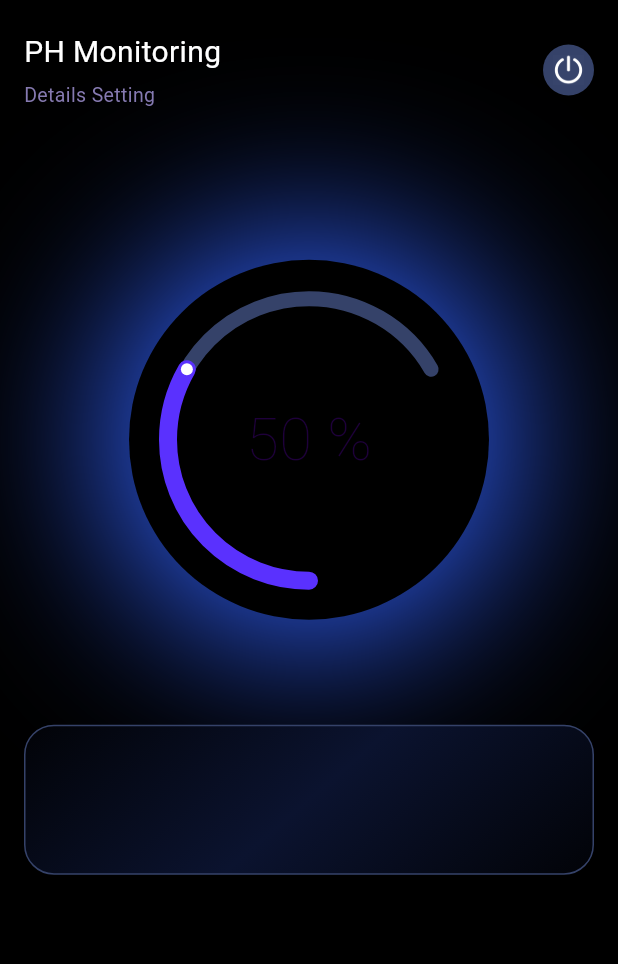
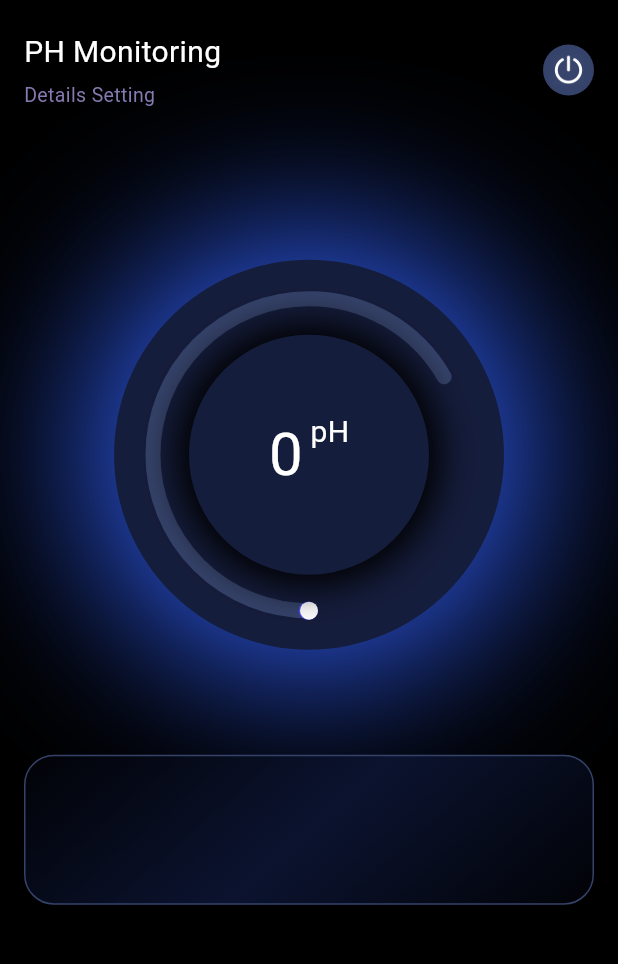
Before and after one commit to bagusirfanzah/AppMonitoring, a Flutter app: the PhScreen screen opened directly, on a phone screen of 412 x 824 dp, the part 75-1039 px from its top. Run offline on Flutter 3.47's test engine with Material 3 defaults, Android fonts, the light colour scheme and no system bars; drawn by our look-alikes of sleek_circular_slider; our stand-ins replace smooth_page_indicator.

Commit message:
add: text info monitors

```diff
--- a/lib/screen/ph_screen.dart
+++ b/lib/screen/ph_screen.dart
@@ -57,7 +57,9 @@ class PhScreen extends StatelessWidget {
                 ],
               ),
               const SizedBox(height: 80),
-              const Monitor(),
+              const Monitor(
+                textMonitor: "pH",
+              ),
               const SizedBox(height: 50),
               const DetailMonitor()
             ],
--- a/lib/screen/temperature_screen.dart
+++ b/lib/screen/temperature_screen.dart
@@ -66,7 +66,9 @@ class TemperatureScreen extends StatelessWidget {
                 ],
               ),
               const SizedBox(height: 80),
-              const Monitor(),
+              const Monitor(
+                textMonitor: "°C",
+              ),
               const SizedBox(height: 50),
               const DetailMonitor()
             ],
--- a/lib/utils/colors.dart
+++ b/lib/utils/colors.dart
@@ -13,3 +13,4 @@ const greyColor = Color(0xFF867AB1);
 
 // Gradient
 const darkgreyColor1 = Color(0xFF0B132F);
+const darkgreyColor3 = Color.fromRGBO(21, 29, 60, 1);
--- a/lib/widget/monitor.dart
+++ b/lib/widget/monitor.dart
@@ -1,10 +1,13 @@
 import 'package:belajar_flutter/utils/colors.dart';
+import 'package:belajar_flutter/widget/app_text.dart';
 import 'package:flutter/material.dart';
 import 'package:sleek_circular_slider/sleek_circular_slider.dart';
 
 class Monitor extends StatelessWidget {
+  final String textMonitor;
+
   const Monitor({
-    super.key,
+    super.key, required this.textMonitor,
   });
 
   @override
@@ -16,24 +19,52 @@ class Monitor extends StatelessWidget {
         boxShadow: [
           BoxShadow(color: blueColor, blurRadius: 100, spreadRadius: 15),
         ],
-        color: blackColor,
+        color: darkgreyColor3,
         shape: BoxShape.circle,
       ),
       child: SleekCircularSlider(
+        initialValue: 0,
         appearance: CircularSliderAppearance(
-          startAngle: 90,
-            size: 200,
+            startAngle: 90,
+            size: 220,
             customColors: CustomSliderColors(
               trackColor: darkgreyColor,
               dotColor: whiteColor,
-              progressBarColor: purpleColor,
+              progressBarColors: [purpleColor, blueColor, purpleColor],
             ),
             customWidths: CustomSliderWidths(
               trackWidth: 10,
               progressBarWidth: 12,
-              handlerSize: 4,
+              handlerSize: 6,
             )),
         onChange: (value) {},
+        innerWidget: (double percentage) {
+          return Container(
+            margin: const EdgeInsets.all(30),
+            decoration: const BoxDecoration(
+              boxShadow: [
+                BoxShadow(color: blackColor, blurRadius: 20, spreadRadius: 8),
+              ],
+              color: darkgreyColor3,
+              shape: BoxShape.circle,
+            ),
+            child: Center(
+                child: Row(
+              mainAxisAlignment: MainAxisAlignment.center,
+              children: [
+                AppText(
+                    text: "${percentage.toInt()}",
+                    color: whiteColor,
+                    fontSize: 40),
+                const SizedBox(width: 5),
+                Padding(
+                  padding: const EdgeInsets.only(bottom: 30),
+                  child: AppText(text: textMonitor, color: whiteColor, fontSize: 20),
+                ),
+              ],
+            )),
+          );
+        },
       ),
     );
   }
```
